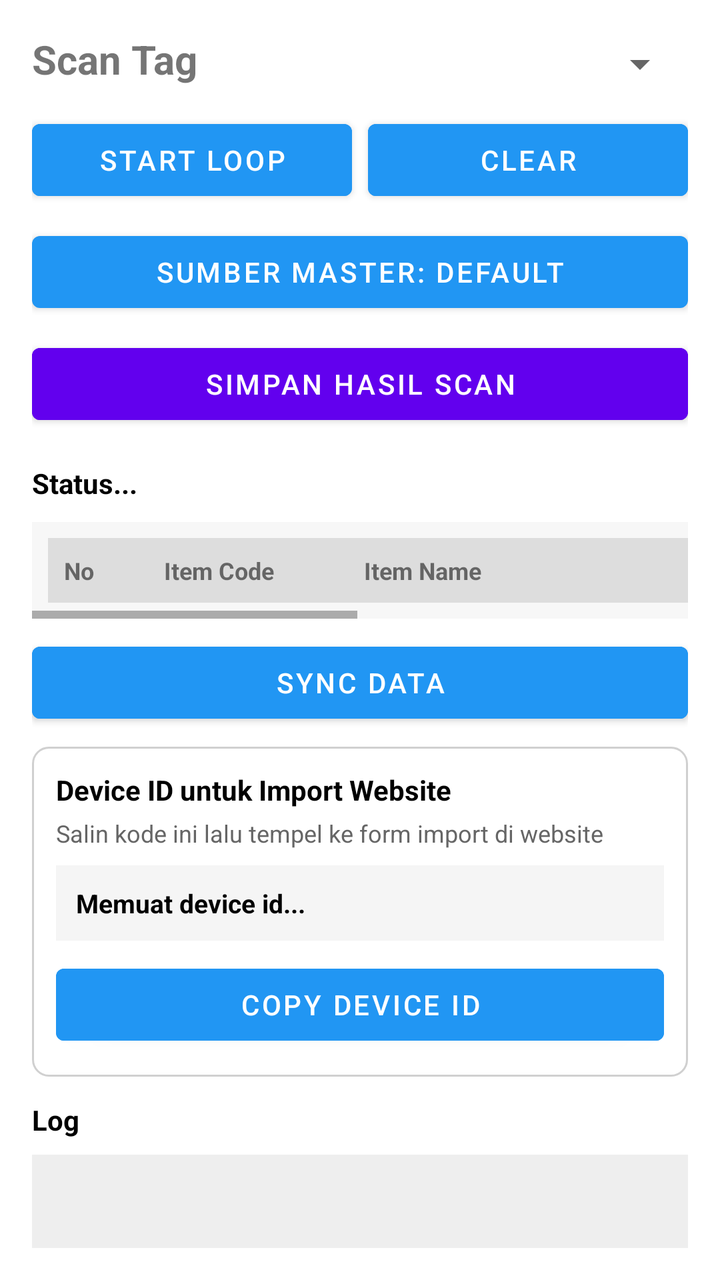
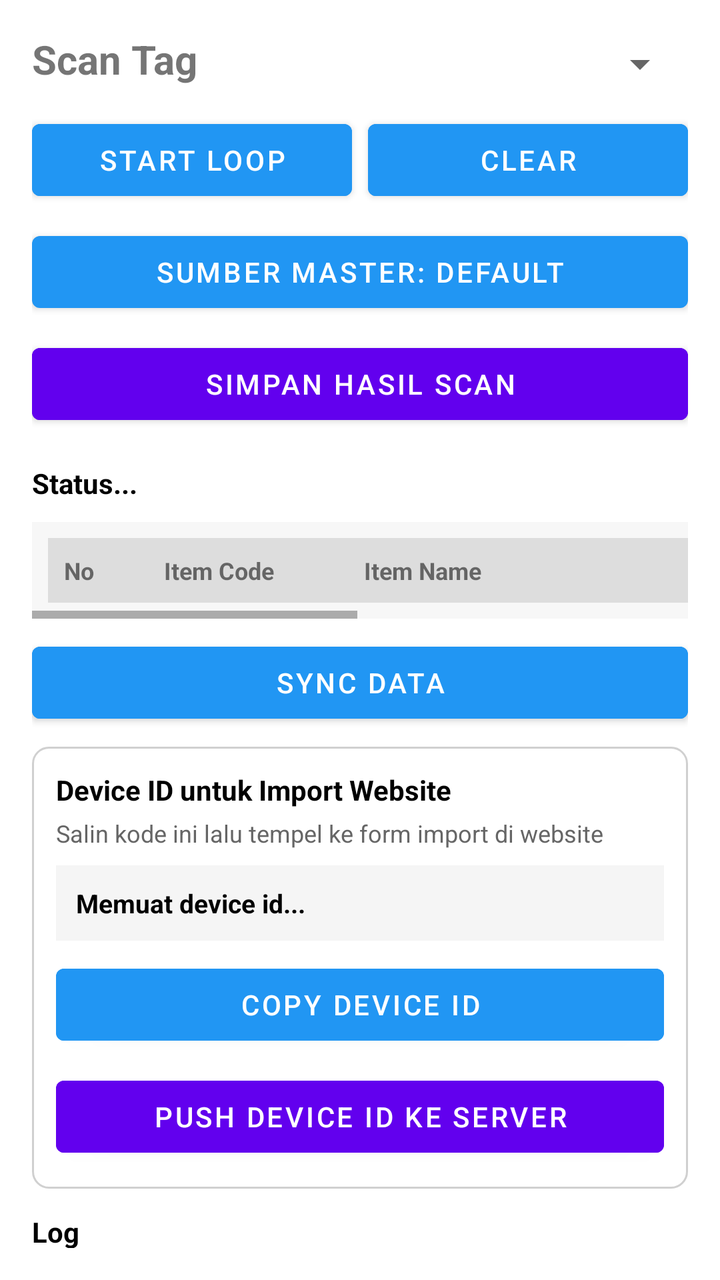

Screens rendered from an Android XML layout before and after an edit, with the pre-edit source and the edit as a unified diff.
<!-- AndroidManifest.xml: application theme Theme.Newrfid -->
<!-- res/layout/fragment_scan.xml -->
<?xml version="1.0" encoding="utf-8"?>
<androidx.coordinatorlayout.widget.CoordinatorLayout
    xmlns:android="http://schemas.android.com/apk/res/android"
    xmlns:app="http://schemas.android.com/apk/res-auto"
    android:layout_width="match_parent"
    android:layout_height="match_parent"
    android:background="@android:color/white">

    <androidx.core.widget.NestedScrollView
        android:id="@+id/rootScroll"
        android:layout_width="match_parent"
        android:layout_height="match_parent"
        android:fillViewport="true"
        android:padding="16dp"
        app:layout_behavior="@string/appbar_scrolling_view_behavior">

        <LinearLayout
            android:id="@+id/root"
            android:layout_width="match_parent"
            android:layout_height="wrap_content"
            android:orientation="vertical">

            <LinearLayout
                android:layout_width="match_parent"
                android:layout_height="wrap_content"
                android:gravity="center_vertical"
                android:orientation="horizontal">

                <TextView
                    android:id="@+id/tvTitleScan"
                    android:layout_width="0dp"
                    android:layout_height="wrap_content"
                    android:layout_weight="1"
                    android:paddingBottom="5dp"
                    android:text="Scan Tag"
                    android:textSize="20sp"
                    android:textStyle="bold" />

                <Spinner
                    android:id="@+id/spinnerScanPower"
                    android:layout_width="120dp"
                    android:layout_height="wrap_content" />
            </LinearLayout>

            
            <LinearLayout
                android:layout_width="match_parent"
                android:layout_height="wrap_content"
                android:layout_marginTop="8dp"
                android:orientation="horizontal">

                <Button
                    android:id="@+id/btnLoop"
                    android:layout_width="0dp"
                    android:layout_height="wrap_content"
                    android:layout_weight="1"
                    android:layout_marginEnd="8dp"
                    android:text="@string/start_loop"
                    android:textColor="@android:color/white"
                    android:backgroundTint="@color/blue_500" />

                <Button
                    android:id="@+id/btnClear"
                    android:layout_width="0dp"
                    android:layout_height="wrap_content"
                    android:layout_weight="1"
                    android:text="@string/clear"
                    android:textColor="@android:color/white"
                    android:backgroundTint="@color/blue_500" />
            </LinearLayout>

            <Button
                android:id="@+id/btnChooseMasterSource"
                android:layout_width="match_parent"
                android:layout_height="wrap_content"
                android:layout_marginTop="8dp"
                android:text="Sumber Master: Default" />

            <Button
                android:id="@+id/btnSaveScan"
                android:layout_width="match_parent"
                android:layout_height="wrap_content"
                android:layout_marginTop="8dp"
                android:text="Simpan Hasil Scan"
                android:textColor="@android:color/white"
                android:backgroundTint="@color/design_default_color_primary" />

            <TextView
                android:id="@+id/tvInfo"
                android:layout_width="match_parent"
                android:layout_height="wrap_content"
                android:layout_marginTop="16dp"
                android:text="@string/status"
                android:textSize="14sp"
                android:textStyle="bold"
                android:textColor="@android:color/black" />

            <HorizontalScrollView
                android:layout_width="match_parent"
                android:layout_height="wrap_content"
                android:layout_marginTop="10dp"
                android:fillViewport="true"
                android:scrollbars="horizontal"
                android:background="#F7F7F7">

                <LinearLayout
                    android:layout_width="wrap_content"
                    android:layout_height="wrap_content"
                    android:orientation="vertical"
                    android:padding="8dp">

                    <LinearLayout
                        android:layout_width="wrap_content"
                        android:layout_height="wrap_content"
                        android:orientation="horizontal"
                        android:background="#DDDDDD"
                        android:padding="8dp">

                        <TextView
                            android:layout_width="50dp"
                            android:layout_height="wrap_content"
                            android:text="No"
                            android:textStyle="bold"
                            android:textSize="12sp" />

                        <TextView
                            android:layout_width="100dp"
                            android:layout_height="wrap_content"
                            android:text="Item Code"
                            android:textStyle="bold"
                            android:textSize="12sp" />

                        <TextView
                            android:layout_width="200dp"
                            android:layout_height="wrap_content"
                            android:text="Item Name"
                            android:textStyle="bold"
                            android:textSize="12sp" />

                        <TextView
                            android:layout_width="60dp"
                            android:layout_height="wrap_content"
                            android:gravity="end"
                            android:text="End Stock"
                            android:textStyle="bold"
                            android:textSize="12sp" />

                        <TextView
                            android:layout_width="60dp"
                            android:layout_height="wrap_content"
                            android:gravity="end"
                            android:text="Scan"
                            android:textStyle="bold"
                            android:textSize="12sp" />

                        <TextView
                            android:layout_width="60dp"
                            android:layout_height="wrap_content"
                            android:gravity="end"
                            android:text="Selisih"
                            android:textStyle="bold"
                            android:textSize="12sp" />

                        <TextView
                            android:layout_width="100dp"
                            android:layout_height="wrap_content"
                            android:gravity="end"
                            android:text="Status"
                            android:textStyle="bold"
                            android:textSize="12sp" />
                    </LinearLayout>

                    <androidx.recyclerview.widget.RecyclerView
                        android:id="@+id/rvProducts"
                        android:layout_width="wrap_content"
                        android:layout_height="wrap_content"
                        android:nestedScrollingEnabled="false" />
                </LinearLayout>
            </HorizontalScrollView>

            <Button
                android:id="@+id/btnSync"
                android:layout_width="match_parent"
                android:layout_height="wrap_content"
                android:layout_marginTop="8dp"
                android:text="@string/sync_data"
                android:textColor="@android:color/white"
                android:backgroundTint="@color/blue_500" />

            <LinearLayout
                android:id="@+id/layoutDeviceIdBox"
                android:layout_width="match_parent"
                android:layout_height="wrap_content"
                android:layout_marginTop="8dp"
                android:background="@drawable/bg_box_border"
                android:orientation="vertical"
                android:padding="12dp">

                <TextView
                    android:id="@+id/tvDeviceIdLabel"
                    android:layout_width="match_parent"
                    android:layout_height="wrap_content"
                    android:text="Device ID untuk Import Website"
                    android:textStyle="bold"
                    android:textSize="14sp"
                    android:textColor="@android:color/black" />

                <TextView
                    android:id="@+id/tvDeviceIdHint"
                    android:layout_width="match_parent"
                    android:layout_height="wrap_content"
                    android:layout_marginTop="4dp"
                    android:text="Salin kode ini lalu tempel ke form import di website"
                    android:textSize="12sp"
                    android:textColor="#666666" />

                <TextView
                    android:id="@+id/tvDeviceIdValue"
                    android:layout_width="match_parent"
                    android:layout_height="wrap_content"
                    android:layout_marginTop="8dp"
                    android:background="#F5F5F5"
                    android:padding="10dp"
                    android:text="Memuat device id..."
                    android:textColor="@android:color/black"
                    android:textIsSelectable="true"
                    android:textSize="13sp"
                    android:textStyle="bold" />

                <Button
                    android:id="@+id/btnCopyDeviceId"
                    android:layout_width="match_parent"
                    android:layout_height="wrap_content"
                    android:layout_marginTop="8dp"
                    android:text="Copy Device ID"
                    android:textColor="@android:color/white"
                    android:backgroundTint="@color/blue_500" />
            </LinearLayout>

            <TextView
                android:layout_width="match_parent"
                android:layout_height="wrap_content"
                android:layout_marginTop="12dp"
                android:text="@string/log"
                android:textStyle="bold"
                android:textColor="@android:color/black" />

            <TextView
                android:id="@+id/tvLog"
                android:layout_width="match_parent"
                android:layout_height="300dp"
                android:layout_marginTop="8dp"
                android:background="#EEEEEE"
                android:padding="10dp"
                android:scrollbars="vertical"
                android:textColor="@android:color/black"
                android:textIsSelectable="true"
                android:textSize="12sp" />

        </LinearLayout>

    </androidx.core.widget.NestedScrollView>

</androidx.coordinatorlayout.widget.CoordinatorLayout>
<!-- resources referenced by this layout -->
<resources>
  <color name="blue_500">#2196F3</color>
  <!-- drawable bg_box_border (drawable) -->
  <?xml version="1.0" encoding="utf-8"?>
  <shape xmlns:android="http://schemas.android.com/apk/res/android">
      <solid android:color="#FFFFFF" />
      <stroke
          android:width="1dp"
          android:color="#D0D0D0" />
      <corners android:radius="8dp" />
  </shape>
  <string name="clear">Clear</string>
  <string name="log">Log</string>
  <string name="start_loop">Start Loop</string>
  <string name="status">Status...</string>
  <string name="sync_data">Sync Data</string>
  <style name="Theme.Newrfid" parent="Theme.MaterialComponents.Light.NoActionBar">
          <item name="android:windowBackground">@android:color/white</item>
          <item name="colorSurface">@android:color/white</item>
          <item name="colorOnSurface">@android:color/black</item>
  
          <item name="colorPrimary">#2196F3</item>
          <item name="colorPrimaryVariant">#1976D2</item>
          <item name="colorOnPrimary">@android:color/white</item>
  
          <item name="android:statusBarColor">@android:color/white</item>
          <item name="android:windowLightStatusBar">true</item>
      </style>
</resources>

<!-- the commit's change to res/layout/fragment_scan.xml (unified diff, before → after) -->
@@ -235,6 +235,16 @@
                     android:text="Copy Device ID"
                     android:textColor="@android:color/white"
                     android:backgroundTint="@color/blue_500" />
+
+                <Button
+                    android:id="@+id/btnPushDeviceId"
+                    android:layout_width="match_parent"
+                    android:layout_height="wrap_content"
+                    android:layout_marginTop="8dp"
+                    android:text="Push Device ID ke Server"
+                    android:textColor="@android:color/white"
+                    android:backgroundTint="@color/design_default_color_primary" />
+
             </LinearLayout>
 
             <TextView
